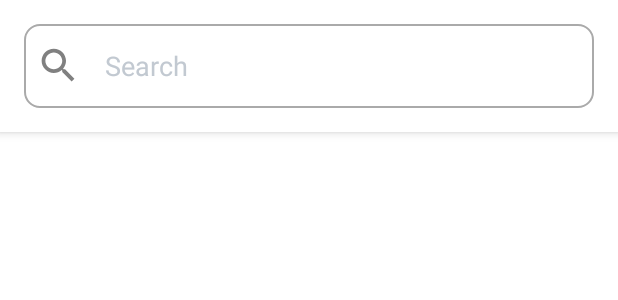
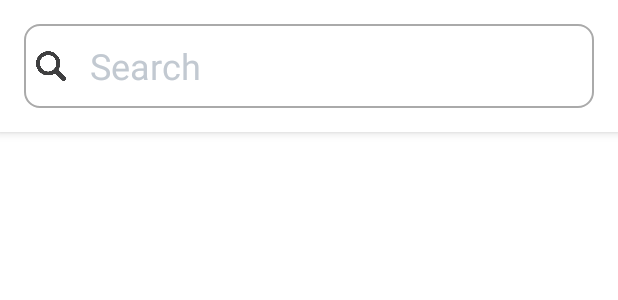
Before and after one commit to phyothinzaraung/AhrefsSearch, an Android app: the layout fragment_search.xml on its own in the app's theme, with its tools: preview values and no code run, on a phone screen of 412 x 824 dp. Shown: the top 300 px of the screen. Run offline under Robolectric (Android 15) with nearby library versions, the phone set to English and light mode, and no system bars.

Commit message:
minor UI fixes

```diff
--- a/app/src/main/res/drawable/ic_search.xml
+++ /dev/null
@@ -1,5 +0,0 @@
-<vector android:height="24dp" android:tint="#808080"
-    android:viewportHeight="24" android:viewportWidth="24"
-    android:width="24dp" xmlns:android="http://schemas.android.com/apk/res/android">
-    <path android:fillColor="@android:color/white" android:pathData="M15.5,14h-0.79l-0.28,-0.27C15.41,12.59 16,11.11 16,9.5 16,5.91 13.09,3 9.5,3S3,5.91 3,9.5 5.91,16 9.5,16c1.61,0 3.09,-0.59 4.23,-1.57l0.27,0.28v0.79l5,4.99L20.49,19l-4.99,-5zM9.5,14C7.01,14 5,11.99 5,9.5S7.01,5 9.5,5 14,7.01 14,9.5 11.99,14 9.5,14z"/>
-</vector>
--- a/app/src/main/res/layout/fragment_search.xml
+++ b/app/src/main/res/layout/fragment_search.xml
@@ -30,16 +30,16 @@
 
                 <androidx.appcompat.widget.AppCompatImageView
                     android:id="@+id/imgSearch"
-                    android:layout_width="@dimen/icon_large_size"
-                    android:layout_height="@dimen/icon_large_size"
+                    android:layout_width="@dimen/icon_size"
+                    android:layout_height="@dimen/icon_size"
                     android:layout_gravity="center_vertical"
                     android:layout_marginStart="@dimen/padding"
                     android:src="@drawable/ic_search" />
 
                 <androidx.appcompat.widget.AppCompatImageView
                     android:id="@+id/imgBack"
-                    android:layout_width="@dimen/icon_large_size"
-                    android:layout_height="@dimen/icon_large_size"
+                    android:layout_width="@dimen/icon_size_large"
+                    android:layout_height="@dimen/icon_size_large"
                     android:layout_gravity="center_vertical"
                     android:layout_marginStart="@dimen/padding"
                     android:src="@drawable/ic_arrow_back"
@@ -53,17 +53,18 @@
                     android:background="@null"
                     android:hint="@string/hint_text"
                     android:textColorHint="@color/grey"
+                    android:textSize="@dimen/title_text_size"
+                    android:textColor="@color/text_color"
                     android:imeOptions="actionSearch"
                     android:inputType="textNoSuggestions"
                     android:padding="@dimen/padding"
                     android:paddingStart="@dimen/normal_margin"
-                    android:paddingEnd="@dimen/normal_margin"
-                    android:textColor="@color/teal_200" />
+                    android:paddingEnd="@dimen/normal_margin"/>
 
                 <androidx.appcompat.widget.AppCompatImageView
                     android:id="@+id/imgClose"
-                    android:layout_width="@dimen/icon_large_size"
-                    android:layout_height="@dimen/icon_large_size"
+                    android:layout_width="@dimen/icon_size_large"
+                    android:layout_height="@dimen/icon_size_large"
                     android:layout_gravity="center_vertical"
                     android:layout_marginEnd="@dimen/padding"
                     android:src="@drawable/ic_close"
--- a/app/src/main/res/values/colors.xml
+++ b/app/src/main/res/values/colors.xml
@@ -8,4 +8,5 @@
     <color name="black">#FF000000</color>
     <color name="white">#FFFFFFFF</color>
     <color name="grey">#C2C9D1</color>
+    <color name="text_color">#414142</color>
 </resources>
--- a/app/src/main/res/values/dimen.xml
+++ b/app/src/main/res/values/dimen.xml
@@ -4,6 +4,7 @@
     <dimen name="padding">8dp</dimen>
     <dimen name="corner_radius">10dp</dimen>
     <dimen name="normal_text_size">20sp</dimen>
+    <dimen name="title_text_size">24sp</dimen>
     <dimen name="icon_size">20dp</dimen>
-    <dimen name="icon_large_size">30dp</dimen>
+    <dimen name="icon_size_large">28dp</dimen>
 </resources>
```
Also changed, not shown: app/src/main/java/com/ahrefs/ahrefssearch/ui/SearchFragment.kt (+16 -0 lines), app/src/main/res/layout/layout_search_item.xml (+14 -23 lines), app/src/main/ic_launcher-playstore.png (added), app/src/main/res/drawable/diagonal.png, app/src/main/res/drawable/ic_search.png (added).
